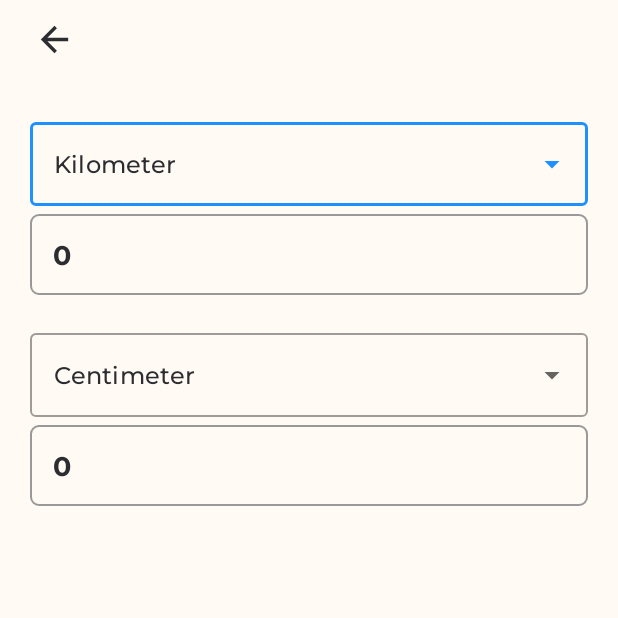
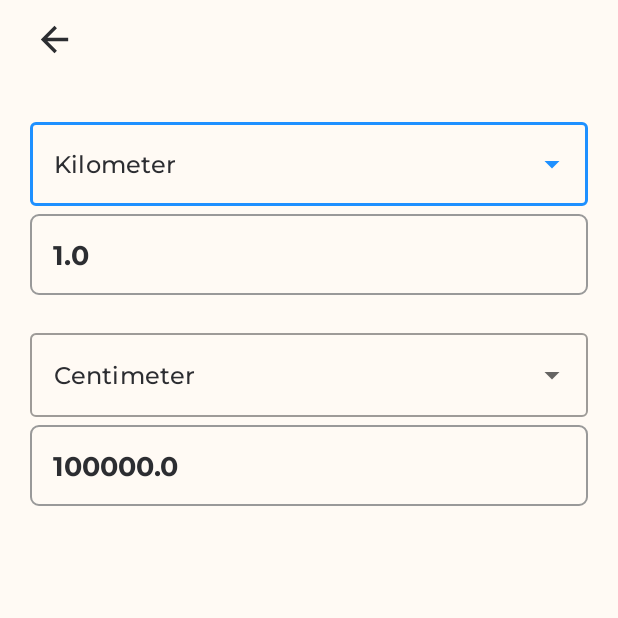
Before and after one commit to fazil2003/unit-converter-app, an Android app: the ConvertActivity screen opened directly, with no data from a screen before it, on a phone screen of 412 x 824 dp, the top half of it. Run offline under Robolectric (Android 15) with nearby library versions, the phone set to English and light mode, and no system bars.

Commit message:
[M] Set the default unit value as 1.

```diff
--- a/app/src/main/java/com/fazil/units/ConvertActivity.java
+++ b/app/src/main/java/com/fazil/units/ConvertActivity.java
@@ -163,6 +163,10 @@ public class ConvertActivity extends AppCompatActivity {
             }
         });
 
+        // Set the default unit as 1.
+        questionField.setText("1.0");
+        changeValues("1.0");
+
     }
 
     private void changeValues(String s){
```
Also changed, not shown: app/src/main/java/com/fazil/units/units/LengthUnits.java (+7 -0 lines).
